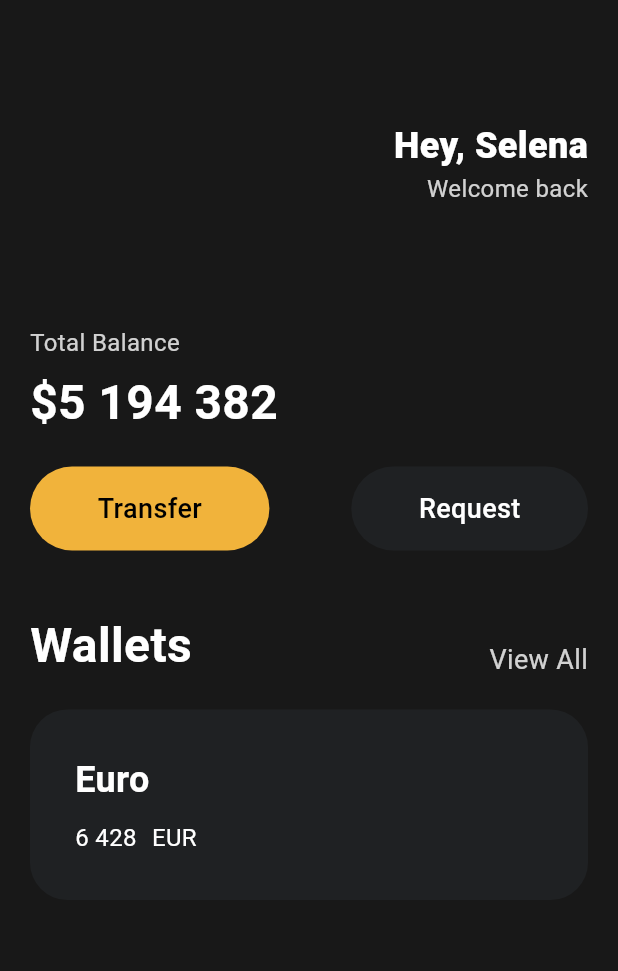
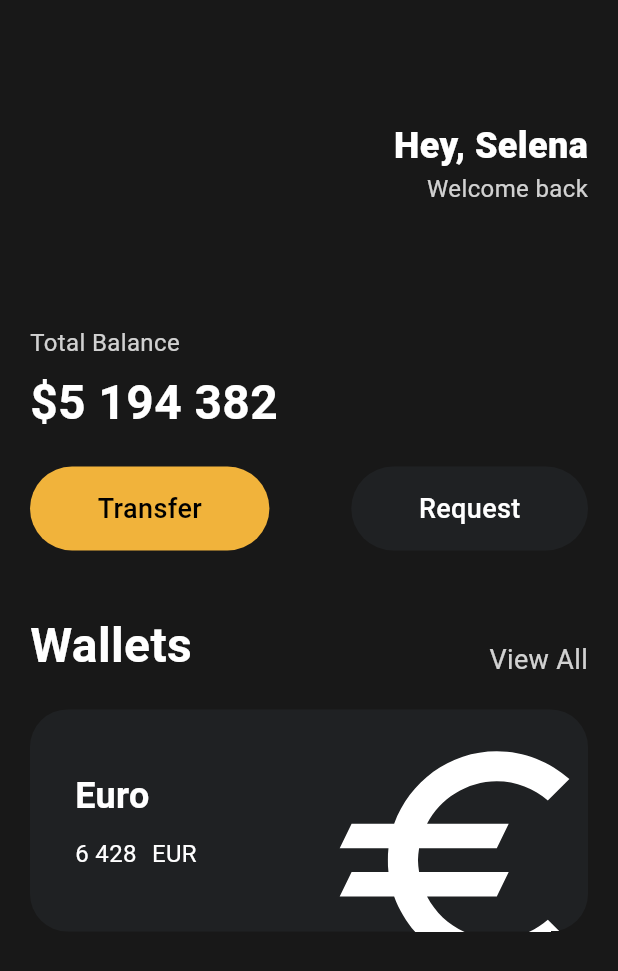
Before and after one commit to ParkSohyunee/flutter-toonflix, a Flutter app: the screen it shows after launch, on a phone screen of 412 x 824 dp. Shown: the top 971 px of the screen. Run offline on Flutter 3.47's test engine with Material 3 defaults, Android fonts, the phone set to English and light mode, and no system bars.

Commit message:
feat: Cards 위젯에 Icon 추가 - Icon, Transform 위젯으로 만들기

```diff
--- a/lib/main.dart
+++ b/lib/main.dart
@@ -102,14 +102,16 @@ class App extends StatelessWidget {
               ),
               const SizedBox(height: 20),
               Container(
+                clipBehavior: Clip.hardEdge,
                 decoration: BoxDecoration(
                     color: const Color(0xFF1F2123),
                     borderRadius: BorderRadius.circular(25)),
-                child: const Padding(
-                  padding: EdgeInsets.all(30),
+                child: Padding(
+                  padding: const EdgeInsets.all(30),
                   child: Row(
+                    mainAxisAlignment: MainAxisAlignment.spaceBetween,
                     children: [
-                      Column(
+                      const Column(
                         crossAxisAlignment: CrossAxisAlignment.start,
                         children: [
                           Text('Euro',
@@ -133,6 +135,17 @@ class App extends StatelessWidget {
                           )
                         ],
                       ),
+                      Transform.scale(
+                        scale: 2.2,
+                        child: Transform.translate(
+                          offset: const Offset(-5, 12),
+                          child: const Icon(
+                            Icons.euro_sharp,
+                            color: Colors.white,
+                            size: 88,
+                          ),
+                        ),
+                      )
                     ],
                   ),
                 ),
```
